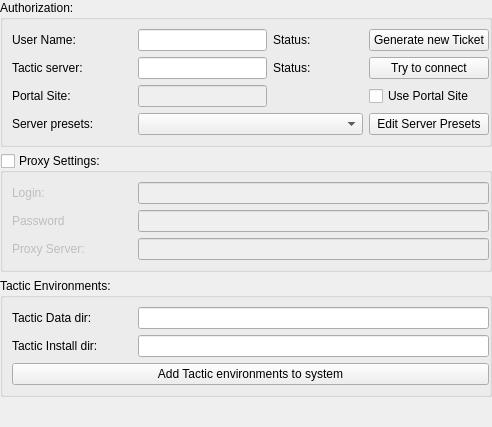
Qt form lib/ui/conf/ui_serverPage.ui (listyque/TACTIC-Handler) before a commit.
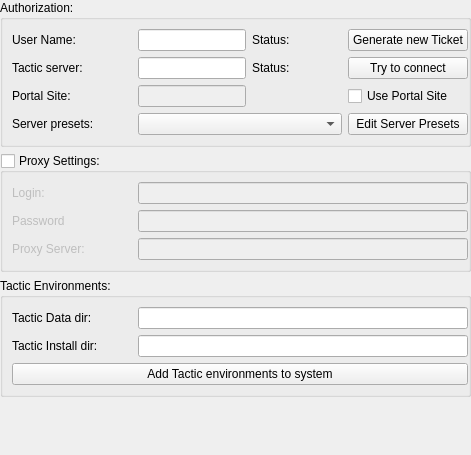
The same form after that commit.

What changed in the file:
```diff
--- a/lib/ui/conf/ui_serverPage.ui
+++ b/lib/ui/conf/ui_serverPage.ui
@@ -2,14 +2,6 @@
 <ui version="4.0">
  <class>serverPageWidget</class>
  <widget class="QWidget" name="serverPageWidget">
-  <property name="geometry">
-   <rect>
-    <x>0</x>
-    <y>0</y>
-    <width>492</width>
-    <height>427</height>
-   </rect>
-  </property>
   <layout class="QVBoxLayout" name="serverPageWidgetLayout">
    <property name="spacing">
     <number>6</number>
@@ -205,7 +197,11 @@
        <widget class="QLineEdit" name="proxyLoginLineEdit"/>
       </item>
       <item row="1" column="1">
-       <widget class="QLineEdit" name="proxyPasswordLineEdit"/>
+       <widget class="QLineEdit" name="proxyPasswordLineEdit">
+        <property name="echoMode">
+         <enum>QLineEdit::Password</enum>
+        </property>
+       </widget>
       </item>
       <item row="2" column="1">
        <widget class="QLineEdit" name="proxyServerLineEdit"/>
```
